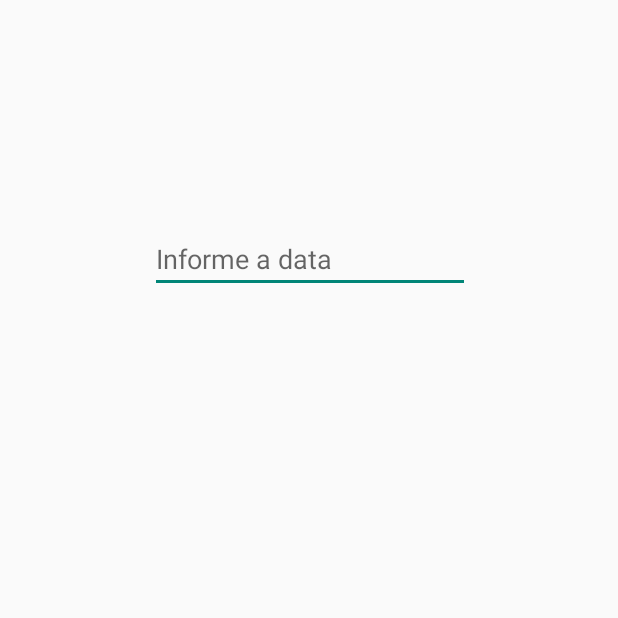
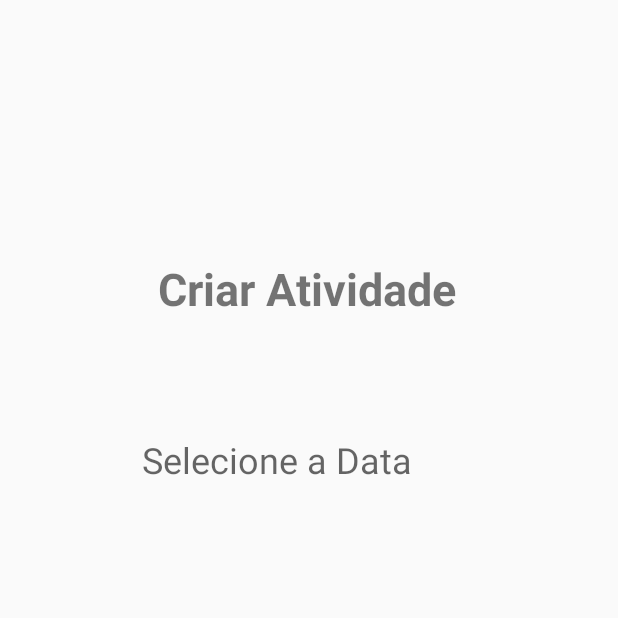
Before and after one commit to rodrigofs09/DesenvolvimentoMobile, an Android app: the MainActivity screen opened directly, with no data from a screen before it, on a phone screen of 412 x 824 dp, the top half of it. Run offline under Robolectric (Android 15) with nearby library versions, the phone set to English and light mode, and no system bars.

Commit message:
Adicionado o DatePicker na MainActivity. Ao clicar no TextView um DatePicker é mostrado na tela onde pode ser selecionada uma data.

```diff
--- a/app/src/main/java/com/example/victo/acorde/MainActivity/MainActivity.java
+++ b/app/src/main/java/com/example/victo/acorde/MainActivity/MainActivity.java
@@ -1,12 +1,12 @@
 package com.example.victo.acorde.MainActivity;
 
 import android.app.DatePickerDialog;
+import android.graphics.Color;
+import android.graphics.drawable.ColorDrawable;
 import android.os.Bundle;
 import android.support.v7.app.AppCompatActivity;
-import android.text.InputType;
 import android.view.View;
 import android.widget.DatePicker;
-import android.widget.EditText;
 import android.widget.TextView;
 
 
@@ -14,15 +14,47 @@ import com.example.victo.acorde.R;
 
 import java.util.Calendar;
 
-import butterknife.BindView;
+public class MainActivity extends AppCompatActivity {
 
-public class MainActivity extends AppCompatActivity {
-    @BindView(R.id.editText1) EditText editText;
+    private static final String TAG = "Main Activity";
+
+    private TextView mDisplayDate;
+    private DatePickerDialog.OnDateSetListener mDateSetListener;
+
+    public MainActivity() {
+    }
 
     @Override
-    protected void onCreate(Bundle savedInstanceState) {
+    protected void onCreate(Bundle savedInstanceState){
         super.onCreate(savedInstanceState);
         setContentView(R.layout.activity_main);
+        mDisplayDate = (TextView) findViewById(R.id.textView); //Declaração da TextView
 
+        //Setar o ClickListener para o TextView
+        mDisplayDate.setOnClickListener(new View.OnClickListener(){
+            @Override
+            public void onClick(View view){
+                Calendar cal = Calendar.getInstance();
+                int year = cal.get(Calendar.YEAR);
+                int month = cal.get(Calendar.MONTH);
+                int day = cal.get(Calendar.DAY_OF_MONTH);
+
+                DatePickerDialog dialog = new DatePickerDialog(MainActivity.this,
+                        android.R.style.Theme_Holo_Light_Dialog_MinWidth, mDateSetListener, year, month, day);
+                dialog.getWindow().setBackgroundDrawable(new ColorDrawable(Color.TRANSPARENT));
+                dialog.show();
+            }
+        });
+        //Inicializar o OnDateSetListener
+        mDateSetListener = new DatePickerDialog.OnDateSetListener() {
+            @Override
+            public void onDateSet(DatePicker view, int year, int month, int day) {
+                month = month + 1;
+                //Log.d(TAG, "onDateSet: mm/dd/yyy: " + month + "/" + day + "/" + year);
+
+                String date = day + "/" + month + "/" + year;
+                mDisplayDate.setText(date);
+            }
+        };
     }
 }
--- a/app/src/main/res/layout/activity_main.xml
+++ b/app/src/main/res/layout/activity_main.xml
@@ -1,14 +1,57 @@
 <?xml version="1.0" encoding="utf-8"?>
 <RelativeLayout
     xmlns:android="http://schemas.android.com/apk/res/android"
+    xmlns:app="http://schemas.android.com/apk/res-auto"
+    xmlns:tools="http://schemas.android.com/tools"
     android:layout_width="match_parent"
     android:layout_height="match_parent">
-    <EditText
-        android:id="@+id/editText1"
-        android:layout_width="wrap_content"
-        android:layout_height="wrap_content"
-        android:layout_marginLeft="100dp"
-        android:layout_marginTop="150dp"
-        android:ems="10"
-        android:hint="Informe a data" />
+
+    <android.support.constraint.ConstraintLayout xmlns:android="http://schemas.android.com/apk/res/android"
+        xmlns:app="http://schemas.android.com/apk/res-auto"
+        xmlns:tools="http://schemas.android.com/tools"
+        android:layout_width="match_parent"
+        android:layout_height="match_parent"
+        android:layout_alignParentStart="true"
+        android:layout_alignParentTop="true"
+        tools:context="com.vzw.www.myapplication.MainActivity">
+
+        <TextView
+            android:id="@+id/textView"
+            android:layout_width="223dp"
+            android:layout_height="wrap_content"
+            android:layout_marginBottom="8dp"
+            android:layout_marginEnd="8dp"
+            android:layout_marginLeft="8dp"
+            android:layout_marginRight="8dp"
+            android:layout_marginStart="8dp"
+            android:layout_marginTop="8dp"
+            android:hint="Selecione a Data"
+            android:textSize="24sp"
+            app:layout_constraintBottom_toBottomOf="parent"
+            app:layout_constraintEnd_toEndOf="parent"
+            app:layout_constraintHorizontal_bias="0.502"
+            app:layout_constraintStart_toStartOf="parent"
+            app:layout_constraintTop_toBottomOf="@+id/textView2"
+            app:layout_constraintVertical_bias="0.123" />
+
+        <TextView
+            android:id="@+id/textView2"
+            android:layout_width="202dp"
+            android:layout_height="wrap_content"
+            android:layout_marginEnd="8dp"
+            android:layout_marginLeft="8dp"
+            android:layout_marginRight="8dp"
+            android:layout_marginStart="8dp"
+            android:layout_marginTop="172dp"
+            android:text="Criar Atividade"
+            android:textSize="30sp"
+            android:textStyle="bold"
+            app:layout_constraintEnd_toEndOf="parent"
+            app:layout_constraintStart_toStartOf="parent"
+            app:layout_constraintTop_toTopOf="parent" />
+
+    </android.support.constraint.ConstraintLayout>
+
+
+
 </RelativeLayout>
```
